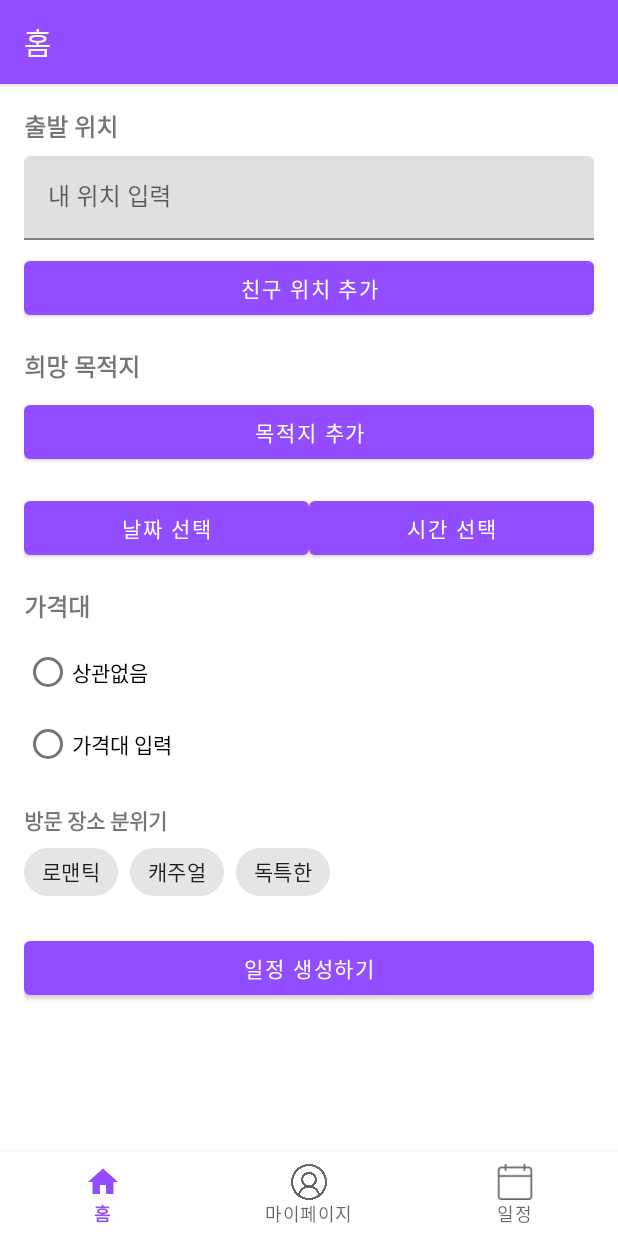
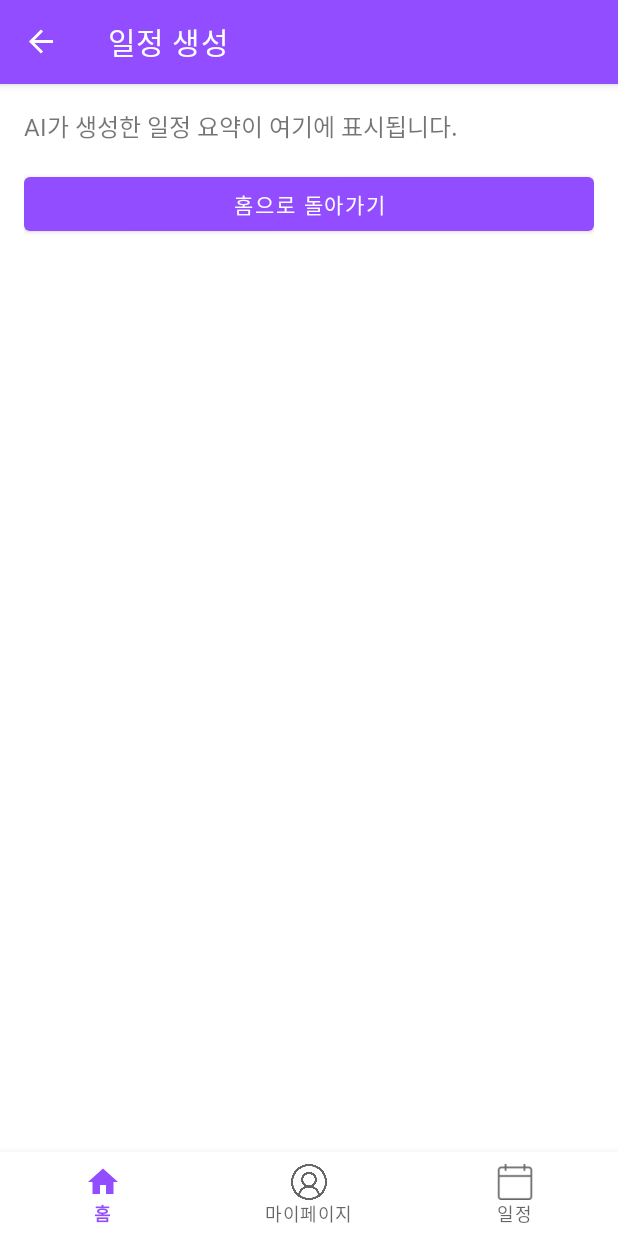
Before and after one commit to Jeha0101/AppointmentGeneration, an Android app: the HomeFragment screen opened through its navigation route, after a tap on "일정 생성하기", on a phone screen of 412 x 824 dp. Run offline under Robolectric (Android 15) with nearby library versions, the phone set to English and light mode, and no system bars; our stand-ins replace Firebase (no records; nobody signed in at launch, a user with empty details on screens opened directly), navigation-ui.

Commit message:
일정생성하기-연결 화면

```diff
--- a/app/src/main/java/com/example/appointmentgeneration/ui/home/HomeFragment.kt
+++ b/app/src/main/java/com/example/appointmentgeneration/ui/home/HomeFragment.kt
@@ -1,4 +1,5 @@
 package com.example.appointmentgeneration.ui.home
+
 
 import android.app.Activity
 import android.app.DatePickerDialog
@@ -17,6 +18,7 @@ import com.example.appointmentgeneration.R
 import com.example.appointmentgeneration.databinding.FragmentHomeBinding
 import com.example.appointmentgeneration.ui.address.AddressSearchActivity
 import com.google.firebase.firestore.FirebaseFirestore
+import androidx.navigation.fragment.findNavController
 import java.util.*
 
 
@@ -128,6 +130,8 @@ class HomeFragment : Fragment() {
             // 일정 생성
             btnCreateSchedule.setOnClickListener {
                 saveScheduleToDatabase()
+                // 네비게이션 동작 추가
+                findNavController().navigate(R.id.action_navigation_home_to_scheduleGenerationFragment)
             }
         }
     }
--- /dev/null
+++ b/app/src/main/java/com/example/appointmentgeneration/ui/schedule/ScheduleGenerationFragment.kt
@@ -0,0 +1,28 @@
+package com.example.appointmentgeneration.ui.schedule
+
+import android.os.Bundle
+import android.view.LayoutInflater
+import android.view.View
+import android.view.ViewGroup
+import androidx.fragment.app.Fragment
+import com.example.appointmentgeneration.R
+import com.example.appointmentgeneration.databinding.FragmentScheduleGenerationBinding
+
+class ScheduleGenerationFragment : Fragment() {
+
+    private var _binding: FragmentScheduleGenerationBinding? = null
+    private val binding get() = _binding!!
+
+    override fun onCreateView(
+        inflater: LayoutInflater, container: ViewGroup?,
+        savedInstanceState: Bundle?
+    ): View {
+        _binding = FragmentScheduleGenerationBinding.inflate(inflater, container, false)
+        return binding.root
+    }
+
+    override fun onDestroyView() {
+        super.onDestroyView()
+        _binding = null
+    }
+}
--- /dev/null
+++ b/app/src/main/res/layout/fragment_schedule_generation.xml
@@ -0,0 +1,21 @@
+<?xml version="1.0" encoding="utf-8"?>
+<LinearLayout xmlns:android="http://schemas.android.com/apk/res/android"
+    android:layout_width="match_parent"
+    android:layout_height="match_parent"
+    android:orientation="vertical"
+    android:padding="16dp">
+
+    <TextView
+        android:id="@+id/tv_schedule_response"
+        android:layout_width="match_parent"
+        android:layout_height="wrap_content"
+        android:layout_marginBottom="16dp"
+        android:text="AI가 생성한 일정 요약이 여기에 표시됩니다."
+        android:textSize="16sp" />
+
+    <com.google.android.material.button.MaterialButton
+        android:id="@+id/btn_back_to_home"
+        android:layout_width="match_parent"
+        android:layout_height="wrap_content"
+        android:text="홈으로 돌아가기" />
+</LinearLayout>
--- a/app/src/main/res/navigation/mobile_navigation.xml
+++ b/app/src/main/res/navigation/mobile_navigation.xml
@@ -72,4 +72,18 @@
         android:name="com.example.appointmentgeneration.ui.destinations.DestinationSelectionFragment"
         android:label="DestinationSelectionFragment"
         tools:layout="@layout/fragment_destination_selection" />
+
+    <!-- ScheduleGenerationFragment 추가 -->
+    <fragment
+        android:id="@+id/scheduleGenerationFragment"
+        android:name="com.example.appointmentgeneration.ui.schedule.ScheduleGenerationFragment"
+        android:label="일정 생성"
+        tools:layout="@layout/fragment_schedule_generation" />
+
+    <!-- HomeFragment에서 ScheduleGenerationFragment로 이동하는 액션 추가 -->
+    <action
+        android:id="@+id/action_navigation_home_to_scheduleGenerationFragment"
+        app:destination="@id/scheduleGenerationFragment" />
+
+
 </navigation>
```
